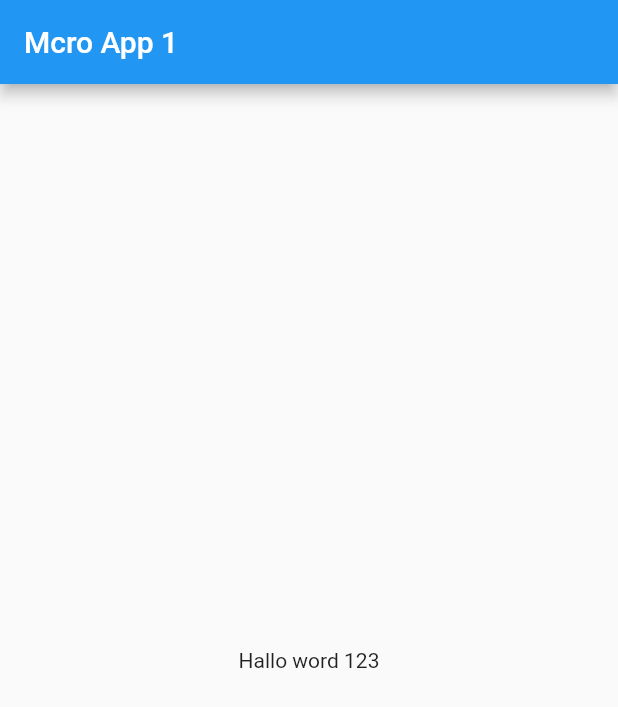
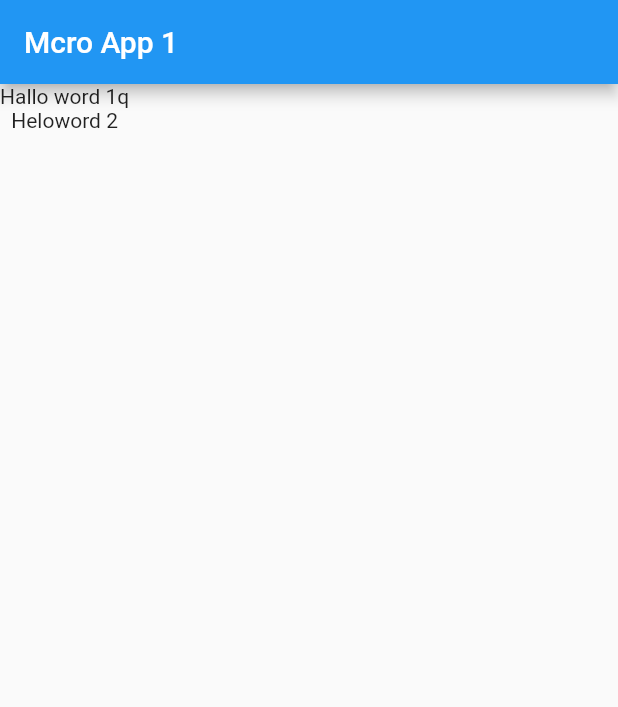
Before and after one commit to programmer1qtera/cobamicro, a Flutter app: the screen it shows after launch, on a phone screen of 412 x 824 dp. Shown: the top 707 px of the screen. Run offline on Flutter 3.47's test engine with Material 2 defaults, Android fonts, the phone set to English and light mode, and no system bars.

Commit message:
updat 2 micri App

```diff
--- a/lib/home_page.dart
+++ b/lib/home_page.dart
@@ -11,8 +11,8 @@ class Home extends StatelessWidget {
       appBar: AppBar(
         title: Text('Mcro App 1'),
       ),
-      body: Center(
-        child: Text('Hallo word 123'),
+      body: Column(
+        children: [Text('Hallo word 1q'), Text('Heloword 2')],
       ),
     );
   }
```
